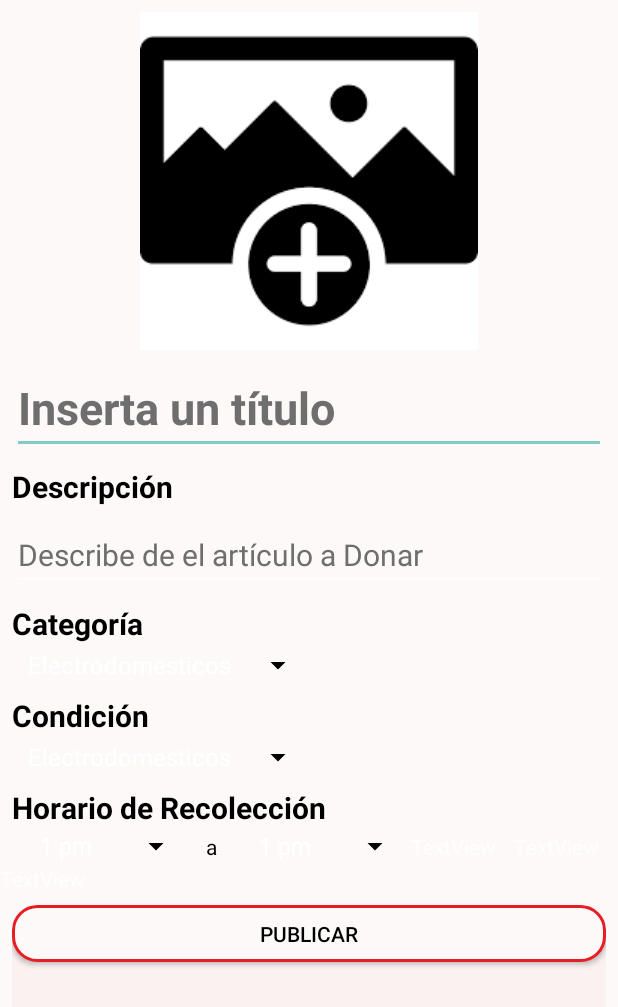
After one commit to mapache06/DonateApp_mapache06, an Android app: the InsertarProducto screen opened directly, with no data from a screen before it, on a phone screen of 412 x 824 dp. The commit adds this screen. Shown: the top 1007 px of the screen. Run offline under Robolectric (Android 15) with nearby library versions, the phone set to English and light mode, and no system bars; network calls fail.

Commit message:
se creo diseño de pantalla para insertar producto

```diff
--- /dev/null
+++ b/app/src/main/java/com/example/donateapp/InsertarProducto.java
@@ -0,0 +1,43 @@
+package com.example.donateapp;
+
+import android.support.v7.app.AppCompatActivity;
+import android.os.Bundle;
+import android.widget.ArrayAdapter;
+import android.widget.Spinner;
+
+public class InsertarProducto extends AppCompatActivity {
+private Spinner CategoriaSpinner;
+    private Spinner CondicionSpinner;
+    private Spinner AmSpinner;
+    private Spinner PmSpinner;
+
+    @Override
+    protected void onCreate(Bundle savedInstanceState) {
+        super.onCreate(savedInstanceState);
+        setContentView(R.layout.activity_insertar_producto);
+
+
+
+        CategoriaSpinner = (Spinner) findViewById(R.id.CategoriaSpinner);
+        CondicionSpinner = (Spinner) findViewById(R.id.CondicionSpinner);
+        AmSpinner = (Spinner) findViewById(R.id.AmSpinner);
+        PmSpinner = (Spinner) findViewById(R.id.PmSpinner);
+
+        ArrayAdapter<CharSequence> adapterCategoria= ArrayAdapter.createFromResource(this,
+                R.array.comboCategoria, android.R.layout.simple_spinner_item);
+
+        ArrayAdapter<CharSequence> adapterCondicion= ArrayAdapter.createFromResource(this,
+                R.array.comboCategoria, android.R.layout.simple_spinner_item);
+
+        ArrayAdapter<CharSequence> adapterAm= ArrayAdapter.createFromResource(this,
+                R.array.comboHorariosPm, android.R.layout.simple_spinner_item);
+
+        ArrayAdapter<CharSequence> adapterPm= ArrayAdapter.createFromResource(this,
+                R.array.comboHorariosPm, android.R.layout.simple_spinner_item);
+
+        CategoriaSpinner.setAdapter(adapterCategoria);
+        CondicionSpinner.setAdapter(adapterCondicion);
+        AmSpinner.setAdapter(adapterAm);
+        PmSpinner.setAdapter(adapterPm);
+    }
+}
--- a/app/src/main/java/com/example/donateapp/ProductoDetails.java
+++ b/app/src/main/java/com/example/donateapp/ProductoDetails.java
@@ -23,7 +23,7 @@ public class ProductoDetails extends AppCompatActivity {
         descripcion = (TextView) findViewById(R.id.DescripcionProducto);
         categoria = (TextView) findViewById(R.id.Categoria);
         condicion = (TextView) findViewById(R.id.Condicion);
-        horariosDeRecoleccion = (TextView) findViewById(R.id.HorarioDeRecoleccion);
+        horariosDeRecoleccion = (TextView) findViewById(R.id.AmSpinner);
         imagenProducto = (ImageView) findViewById(R.id.ImagenProducto);
 
 
--- a/app/src/main/java/com/example/donateapp/fragments_menu/FUser.java
+++ b/app/src/main/java/com/example/donateapp/fragments_menu/FUser.java
@@ -189,13 +189,12 @@ static final int REQUEST_IMAGE_CAPTURE = 1;
 //Con la libreria picasso se cargan las fotos de un url
     private void loadImagenByInternetbyPicasso() {
         String ip = getString(R.string.ip);
-        String urlImagen = "http://"+ip+"/donateapp/";
+        String urlImagen = "http://"+ip+"/donateapp/imagenes/";
         String urlfinal = urlImagen+(obj.RutaImagen).toString();
 
         Picasso.get()
                 .load(urlfinal)
                 .into(Image);
-
 
     }
 
@@ -289,7 +288,7 @@ static final int REQUEST_IMAGE_CAPTURE = 1;
                 if (response.equalsIgnoreCase("error")){
                     Toast.makeText(getContext(), "No se ha podido actualizar la foto", Toast.LENGTH_SHORT).show();
                 }else{
-                    obj.RutaImagen = "imagenes/"+ obj.id + ".jpg";
+                    obj.RutaImagen = obj.id + ".jpg";
                     Toast.makeText(getContext(), "OPERACION EXITOSA", Toast.LENGTH_SHORT).show();
                 }
 
--- /dev/null
+++ b/app/src/main/res/layout/activity_insertar_producto.xml
@@ -0,0 +1,244 @@
+<?xml version="1.0" encoding="utf-8"?>
+<android.support.constraint.ConstraintLayout xmlns:android="http://schemas.android.com/apk/res/android"
+    xmlns:app="http://schemas.android.com/apk/res-auto"
+    xmlns:tools="http://schemas.android.com/tools"
+    android:layout_width="match_parent"
+    android:layout_height="match_parent"
+    tools:context=".InsertarProducto"
+    android:background="@color/Fondo">
+    <ScrollView
+        android:layout_width="match_parent"
+        android:layout_height="match_parent"
+        tools:layout_editor_absoluteX="164dp"
+        tools:layout_editor_absoluteY="58dp">
+
+        <android.support.constraint.ConstraintLayout
+            android:layout_width="match_parent"
+            android:layout_height="wrap_content">
+
+            <ImageView
+                android:id="@+id/ImagenProducto"
+                android:layout_width="match_parent"
+                android:layout_height="wrap_content"
+                android:layout_marginLeft="4dp"
+                android:layout_marginTop="8dp"
+                android:layout_marginRight="4dp"
+                app:layout_constraintEnd_toEndOf="parent"
+                app:layout_constraintStart_toStartOf="parent"
+                app:layout_constraintTop_toTopOf="parent"
+                app:srcCompat="@drawable/insert_picture" />
+
+            <LinearLayout
+                android:layout_width="match_parent"
+                android:layout_height="wrap_content"
+                android:orientation="vertical"
+                app:layout_constraintStart_toStartOf="@id/ImagenProducto"
+                app:layout_constraintTop_toBottomOf="@+id/ImagenProducto">
+
+                <EditText
+                    android:id="@+id/TituloProducto"
+                    android:layout_width="match_parent"
+                    android:layout_height="match_parent"
+                    android:layout_marginStart="8dp"
+                    android:layout_marginTop="8dp"
+                    android:layout_marginEnd="8dp"
+                    android:outlineAmbientShadowColor="@color/colorPrimary"
+                    android:hint="Inserta un título"
+                    android:textAlignment="textStart"
+                    android:textColor="#000000"
+                    android:textColorHighlight="@color/colorPrimary"
+                    android:textColorHint="@color/Textos"
+                    android:textColorLink="@color/colorPrimary"
+                    android:textCursorDrawable="@color/colorPrimaryDark"
+                    android:textSize="30dp"
+                    android:textStyle="bold" />
+
+                <TextView
+                    android:id="@+id/DescripcionName"
+                    android:layout_width="wrap_content"
+                    android:layout_height="wrap_content"
+                    android:layout_marginStart="8dp"
+                    android:layout_marginTop="8dp"
+                    android:layout_marginEnd="8dp"
+                    android:text="Descripción"
+                    android:textColor="#000000"
+                    android:textSize="20dp"
+                    android:textStyle="bold" />
+
+                <EditText
+                    android:id="@+id/DescripcionProducto"
+                    android:layout_width="match_parent"
+                    android:layout_height="match_parent"
+                    android:layout_marginStart="8dp"
+                    android:layout_marginTop="8dp"
+                    android:layout_marginEnd="8dp"
+                    android:ems="10"
+                    android:gravity="start|top"
+                    android:hint="Describe de el artículo a Donar"
+                    android:inputType="textMultiLine"
+                    android:textColor="#000000"
+                    android:textColorHighlight="@color/colorPrimary"
+                    android:textColorHint="@color/Textos"
+                    android:textColorLink="@color/colorPrimary"
+                    android:textCursorDrawable="@color/colorPrimaryDark"
+                    android:outlineAmbientShadowColor="@color/colorPrimary"
+                    android:textSize="20dp" />
+
+                <TextView
+                    android:id="@+id/CategoriaName"
+                    android:layout_width="wrap_content"
+                    android:layout_height="wrap_content"
+                    android:layout_marginStart="8dp"
+                    android:layout_marginTop="8dp"
+                    android:layout_marginEnd="8dp"
+                    android:text="Categoría"
+                    android:textColor="#000000"
+                    android:textSize="20dp"
+                    android:textStyle="bold" />
+
+                <android.support.v7.widget.AppCompatSpinner
+                    app:backgroundTint="#000000"
+                    android:id="@+id/CategoriaSpinner"
+                    android:layout_width="wrap_content"
+                    android:layout_height="wrap_content"
+                    android:layout_marginStart="10dp"
+                    android:layout_marginTop="2dp"
+                    android:textAlignment="center"
+                    android:backgroundTint="@color/Fondo"
+                    />
+
+                <TextView
+                    android:id="@+id/Condicion"
+                    android:layout_width="wrap_content"
+                    android:layout_height="wrap_content"
+                    android:layout_marginStart="8dp"
+                    android:layout_marginTop="8dp"
+                    android:layout_marginEnd="8dp"
+                    android:text="Condición"
+                    android:textColor="#000000"
+                    android:textSize="20dp"
+                    android:textStyle="bold"  />
+
+                <android.support.v7.widget.AppCompatSpinner
+                    app:backgroundTint="#000000"
+                    android:id="@+id/CondicionSpinner"
+                    android:layout_width="wrap_content"
+                    android:layout_height="wrap_content"
+                    android:layout_marginStart="10dp"
+                    android:layout_marginTop="2dp"
+                    android:textAlignment="center"
+                    android:backgroundTint="@color/Fondo"
+                    android:foregroundTint="@color/Fondo"
+
+                    />
+
+                <TextView
+                    android:id="@+id/HorarioDeRecoleccionName"
+                    android:layout_width="match_parent"
+                    android:layout_height="wrap_content"
+                    android:layout_marginStart="8dp"
+                    android:layout_marginTop="8dp"
+                    android:layout_marginEnd="8dp"
+                    android:text="Horario de Recolección"
+                    android:textColor="#000000"
+                    android:textSize="20dp"
+                    android:textStyle="bold" />
+
+                <LinearLayout
+                    android:layout_width="match_parent"
+                    android:layout_height="match_parent"
+                    android:layout_marginStart="8dp"
+                    android:orientation="horizontal">
+
+                    <android.support.v7.widget.AppCompatSpinner
+                        app:backgroundTint="#000000"
+                        android:id="@+id/AmSpinner"
+                        android:layout_width="wrap_content"
+                        android:layout_height="wrap_content"
+                        android:layout_weight="1"
+                        android:text="TextView"
+                        android:textAlignment="center"
+                        android:backgroundTint="@color/Fondo"/>
+
+                    <TextView
+                        android:id="@+id/textView8"
+                        android:layout_width="wrap_content"
+                        android:layout_height="wrap_content"
+                        android:layout_weight="1"
+                        android:text=" a "
+                        android:textAlignment="center"
+                        android:textColor="#000000" />
+
+                    <android.support.v7.widget.AppCompatSpinner
+                        app:backgroundTint="#000000"
+                        android:id="@+id/PmSpinner"
+                        android:layout_width="wrap_content"
+                        android:layout_height="wrap_content"
+                        android:layout_weight="1"
+                        android:text="TextView"
+                        android:textAlignment="center"
+                        android:backgroundTint="@color/Fondo"
+
+                        />
+
+                    <TextView
+                        android:id="@+id/textView7"
+                        android:layout_width="wrap_content"
+                        android:layout_height="wrap_content"
+                        android:layout_weight="1"
+                        android:text="TextView" />
+
+                    <TextView
+                        android:id="@+id/textView6"
+                        android:layout_width="wrap_content"
+                        android:layout_height="wrap_content"
+                        android:layout_weight="1"
+                        android:text="TextView" />
+
+                </LinearLayout>
+
+                <TextView
+                    android:id="@+id/textView10"
+                    android:layout_width="wrap_content"
+                    android:layout_height="wrap_content"
+                    android:layout_weight="1"
+                    android:text="TextView" />
+
+                <android.support.v7.widget.CardView
+                    android:layout_width="match_parent"
+                    android:layout_height="88dp"
+                    android:layout_marginStart="8dp"
+                    android:layout_marginTop="8dp"
+                    android:layout_marginEnd="8dp"
+                    android:layout_marginBottom="8dp"
+                    android:paddingTop="-3dp"
+
+                    android:paddingBottom="-3dp"
+                    app:cardBackgroundColor="@color/PlainText2"
+                    app:cardCornerRadius="16dp"
+                    app:cardElevation="0dp"
+                    app:cardMaxElevation="0dp"
+                    app:cardPreventCornerOverlap="false"
+                    app:cardUseCompatPadding="true"
+                    app:contentPaddingBottom="-3dp"
+
+                    app:contentPaddingTop="-3dp">
+
+
+                    <Button
+                        android:id="@+id/button"
+                        android:layout_width="match_parent"
+                        android:layout_height="38dp"
+                        android:text="Publicar"
+                        android:background="@drawable/button_rounded_border"
+                        android:textColor="#000000"/>
+                </android.support.v7.widget.CardView>
+
+            </LinearLayout>
+
+
+
+        </android.support.constraint.ConstraintLayout>
+
+    </ScrollView>
+</android.support.constraint.ConstraintLayout>
--- a/app/src/main/res/layout/activity_producto_details.xml
+++ b/app/src/main/res/layout/activity_producto_details.xml
@@ -98,7 +98,7 @@
                     android:textSize="20dp" />
 
                 <TextView
-                    android:id="@+id/CondicionName"
+                    android:id="@+id/CondicionSpinner"
                     android:layout_width="wrap_content"
                     android:layout_height="wrap_content"
                     android:layout_marginStart="8dp"
@@ -133,7 +133,7 @@
                     android:textStyle="bold" />
 
                 <TextView
-                    android:id="@+id/HorarioDeRecoleccion"
+                    android:id="@+id/AmSpinner"
                     android:layout_width="match_parent"
                     android:layout_height="wrap_content"
                     android:layout_marginStart="8dp"
--- a/app/src/main/res/layout/fragment_fhome.xml
+++ b/app/src/main/res/layout/fragment_fhome.xml
@@ -44,7 +44,7 @@
             app:layout_constraintBottom_toBottomOf="parent"
             app:layout_constraintEnd_toEndOf="parent"
             app:rippleColor="@color/colorPrimary"
-            app:srcCompat="@drawable/vector_add" />
+            app:srcCompat="@drawable/vector_add"/>
 
     </android.support.constraint.ConstraintLayout>
 
--- /dev/null
+++ b/app/src/main/res/values/ListasSpinners.xml
@@ -0,0 +1,101 @@
+<?xml version="1.0" encoding="utf-8"?>
+<resources>
+
+<string-array name="comboCategoria">
+<item>
+    Electrodomesticos
+</item>
+    <item>
+    Varios
+</item>
+    <item>
+    Alimentos
+</item>
+    <item>
+    Electronicos
+</item>
+
+</string-array>
+
+    <string-array name="comboHorariosAm">
+        <item>
+            1 am
+        </item>
+        <item>
+            2 am
+        </item>
+        <item>
+            3 am
+        </item>
+        <item>
+            4 am
+        </item>
+        <item>
+            5 am
+        </item>
+        <item>
+            6 am
+        </item>
+        <item>
+            7 am
+        </item>
+        <item>
+            8 am
+        </item>
+        <item>
+            9 am
+        </item>
+        <item>
+            10 am
+        </item>
+        <item>
+            11 am
+        </item>
+        <item>
+            12 am
+        </item>
+
+
+    </string-array>
+
+    <string-array name="comboHorariosPm">
+        <item>
+            1 pm
+        </item>
+        <item>
+            2 pm
+        </item>
+        <item>
+            3 pm
+        </item>
+        <item>
+            4 pm
+        </item>
+        <item>
+            5 pm
+        </item>
+        <item>
+            6 pm
+        </item>
+        <item>
+            7 pm
+        </item>
+        <item>
+            8 pm
+        </item>
+        <item>
+            9 pm
+        </item>
+        <item>
+            10 pm
+        </item>
+        <item>
+            11 pm
+        </item>
+        <item>
+            12 pm
+        </item>
+
+
+    </string-array>
+</resources>
```
Also changed, not shown: app/src/main/AndroidManifest.xml (+4 -3 lines), app/src/main/java/com/example/donateapp/Productos.java (+33 -6 lines), app/src/main/java/com/example/donateapp/RecyclerViewAdaptador.java (+20 -0 lines), app/src/main/java/com/example/donateapp/categoria.java (added, +23 -0 lines), app/src/main/java/com/example/donateapp/fragments_menu/FHome.java (+21 -1 lines), app/src/main/res/layout/item_prueba.xml (+65 -2 lines), app/src/main/res/drawable-v24/insert_picture.png (added).
